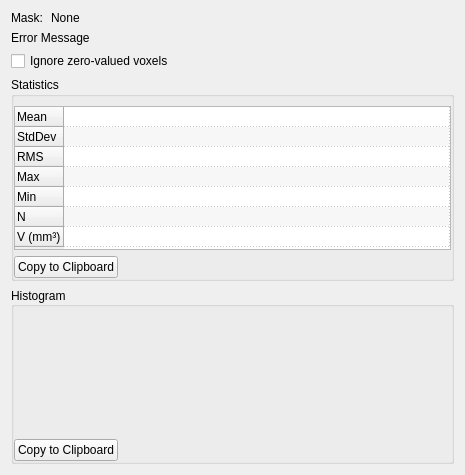
MITK/MITK, file Plugins/org.mitk.gui.qt.measurementtoolbox/src/internal/QmitkImageStatisticsViewControls.ui: the form before one commit.
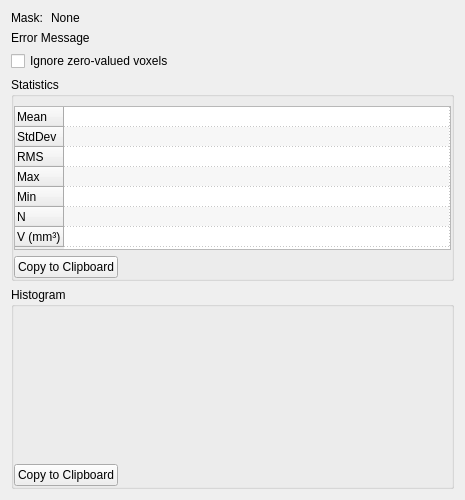
The form after the commit. Custom widgets are drawn as their Qt base class.

Commit message: COMP: Alignment property is unsupported on older Qt versions.

The edit to the form file:
```diff
--- a/Plugins/org.mitk.gui.qt.measurementtoolbox/src/internal/QmitkImageStatisticsViewControls.ui
+++ b/Plugins/org.mitk.gui.qt.measurementtoolbox/src/internal/QmitkImageStatisticsViewControls.ui
@@ -10,7 +10,7 @@
     <x>0</x>
     <y>0</y>
     <width>465</width>
-    <height>475</height>
+    <height>500</height>
    </rect>
   </property>
   <property name="windowTitle">
@@ -219,9 +219,6 @@
      <property name="title">
       <string>Histogram</string>
      </property>
-     <property name="alignment">
-      <set>Qt::AlignLeading|Qt::AlignLeft|Qt::AlignVCenter</set>
-     </property>
      <property name="checkable">
       <bool>false</bool>
      </property>
@@ -250,11 +247,36 @@
         <widget class="QmitkVtkLineProfileWidget" name="m_LineProfileWidget"/>
        </widget>
       </item>
-      <item alignment="Qt::AlignLeft">
+      <item>
+       <widget class="QWidget" name="widget_2" native="true">
+        <layout class="QHBoxLayout" name="horizontalLayout_2">
+         <property name="spacing">
+          <number>0</number>
+         </property>
+         <property name="margin">
+          <number>0</number>
+         </property>
+         <item>
        <widget class="QPushButton" name="m_ButtonCopyHistogramToClipboard">
         <property name="text">
          <string>Copy to Clipboard</string>
         </property>
+          </widget>
+         </item>
+         <item>
+          <spacer name="horizontalSpacer_2">
+           <property name="orientation">
+            <enum>Qt::Horizontal</enum>
+           </property>
+           <property name="sizeHint" stdset="0">
+            <size>
+             <width>40</width>
+             <height>20</height>
+            </size>
+           </property>
+          </spacer>
+         </item>
+        </layout>
        </widget>
       </item>
      </layout>
```
Left out of the diff: 31 changed lines with no effect on the pictures. Lines whose indentation alone changed are shown as unchanged.
